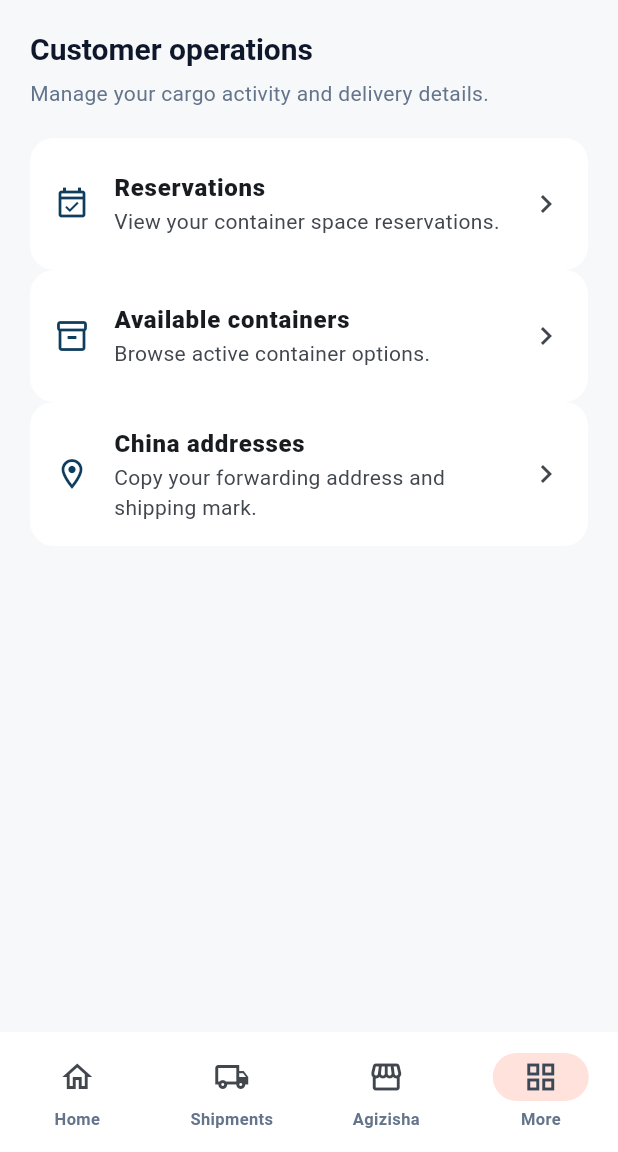
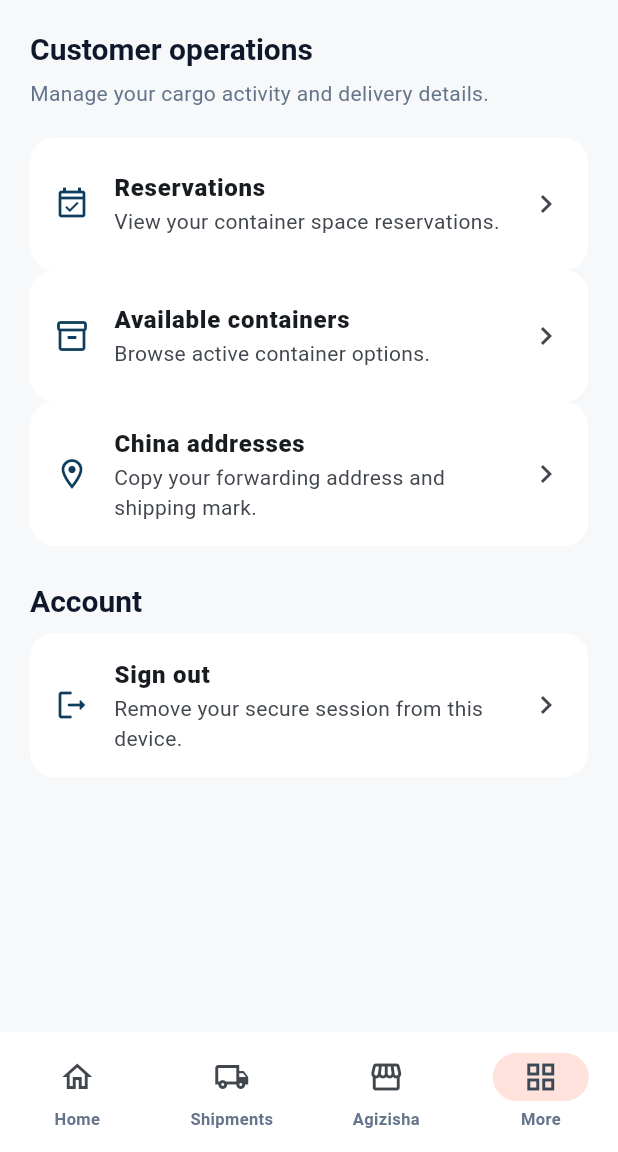
Before and after one commit to malangolusajo/sahajomy-mobile, a Flutter app: the CustomerShell screen opened by its route, item 4 of the bottom bar chosen, on a phone screen of 412 x 824 dp, the part 84-1236 px from its top. Run offline on Flutter 3.47's test engine with Material 3 defaults, Android fonts, the light colour scheme and no system bars; our stand-ins replace flutter_secure_storage; accounts and stored records are empty; network calls fail.

Commit message:
feat: add secure customer sign out

```diff
--- a/lib/features/auth/data/auth_repository.dart
+++ b/lib/features/auth/data/auth_repository.dart
@@ -77,4 +77,9 @@ class AuthRepository {
     );
     return verifySession(refreshed);
   }
+
+  Future<void> logout(Session session) => _client.post(
+    'auth/logout',
+    body: {'refresh_token': session.refreshToken},
+  );
 }
--- a/lib/features/customer/more/presentation/customer_more_page.dart
+++ b/lib/features/customer/more/presentation/customer_more_page.dart
@@ -1,7 +1,34 @@
 import 'package:flutter/material.dart';
 
-class CustomerMorePage extends StatelessWidget {
+import '../../../../core/auth/session_store.dart';
+import '../../../auth/data/auth_repository.dart';
+
+class CustomerMorePage extends StatefulWidget {
   const CustomerMorePage({super.key});
+
+  @override
+  State<CustomerMorePage> createState() => _CustomerMorePageState();
+}
+
+class _CustomerMorePageState extends State<CustomerMorePage> {
+  final _store = SessionStore();
+  final _auth = AuthRepository();
+  var _isSigningOut = false;
+
+  Future<void> _signOut() async {
+    setState(() => _isSigningOut = true);
+    final session = await _store.read();
+    try {
+      if (session != null) await _auth.logout(session);
+    } catch (_) {
+      // Clearing the local encrypted session still protects this device offline.
+    } finally {
+      await _store.clear();
+      if (mounted) {
+        Navigator.pushNamedAndRemoveUntil(context, '/sign-in', (_) => false);
+      }
+    }
+  }
 
   @override
   Widget build(BuildContext context) => ListView(
@@ -32,6 +59,15 @@ class CustomerMorePage extends StatelessWidget {
         subtitle: 'Copy your forwarding address and shipping mark.',
         onTap: () => Navigator.pushNamed(context, '/customer/china-addresses'),
       ),
+      const SizedBox(height: 24),
+      Text('Account', style: Theme.of(context).textTheme.titleLarge),
+      const SizedBox(height: 8),
+      _MenuItem(
+        icon: Icons.logout_rounded,
+        title: _isSigningOut ? 'Signing out...' : 'Sign out',
+        subtitle: 'Remove your secure session from this device.',
+        onTap: _isSigningOut ? null : _signOut,
+      ),
     ],
   );
 }
@@ -47,7 +83,7 @@ class _MenuItem extends StatelessWidget {
   final IconData icon;
   final String title;
   final String subtitle;
-  final VoidCallback onTap;
+  final VoidCallback? onTap;
 
   @override
   Widget build(BuildContext context) => Card(
```
